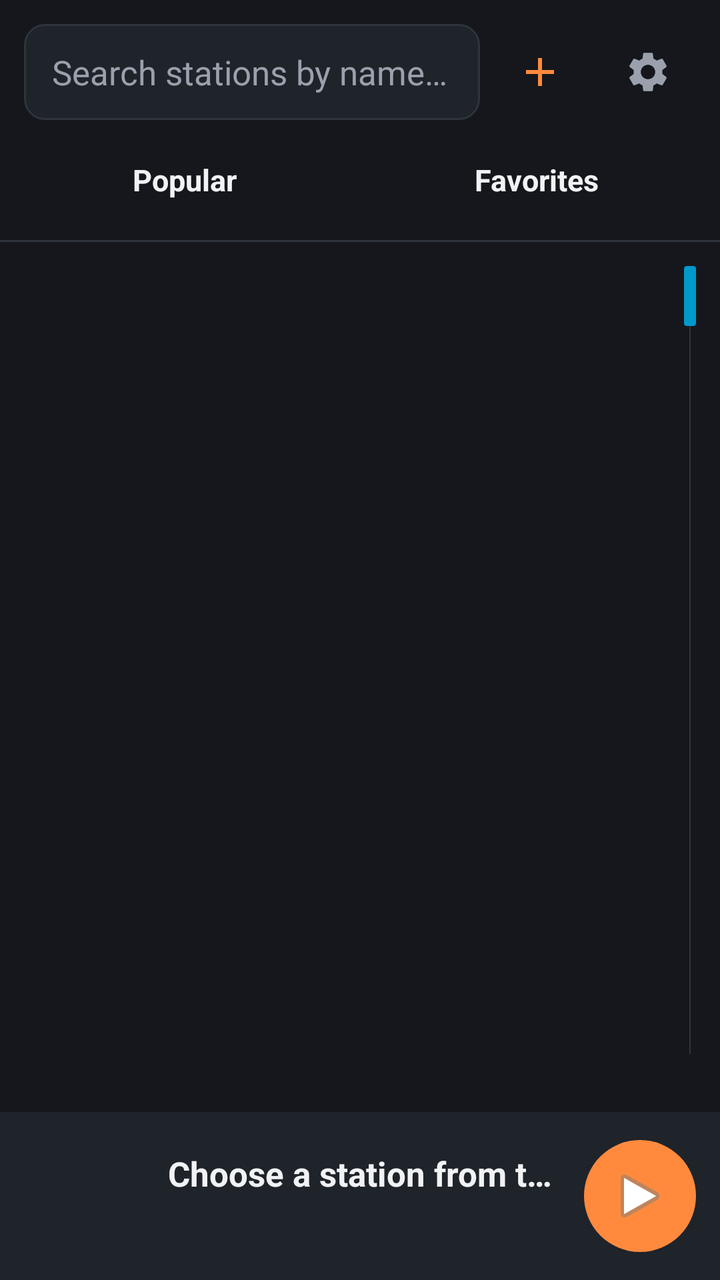
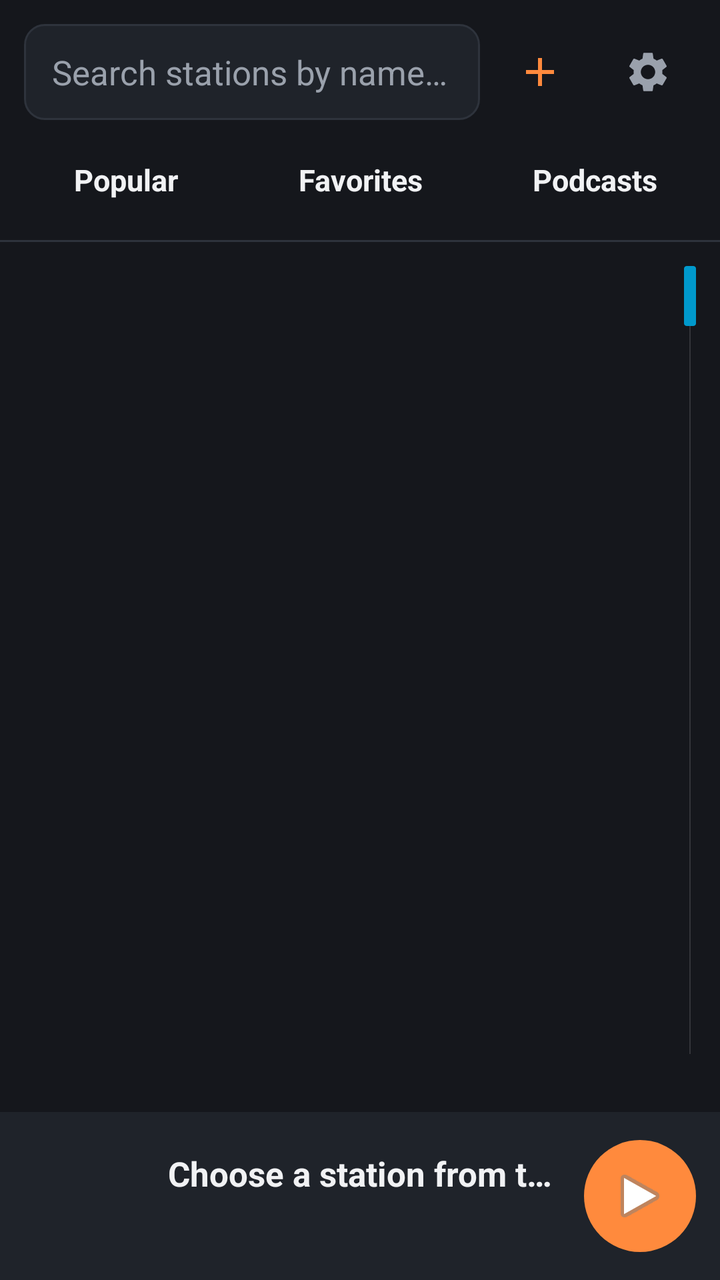

Two renders of the same Android screen: before a commit and after it. Below are the layout's source before the change and the commit's diff.
<!-- AndroidManifest.xml: application theme AppTheme -->
<!-- res/layout/activity_main.xml -->
<?xml version="1.0" encoding="utf-8"?>
<LinearLayout xmlns:android="http://schemas.android.com/apk/res/android"
    android:layout_width="match_parent"
    android:layout_height="match_parent"
    android:background="@color/bg"
    android:orientation="vertical">

    
    <LinearLayout
        android:layout_width="match_parent"
        android:layout_height="wrap_content"
        android:orientation="horizontal"
        android:gravity="center_vertical"
        android:paddingLeft="12dp"
        android:paddingRight="12dp"
        android:paddingTop="12dp">

        <EditText
            android:id="@+id/search"
            android:layout_width="0dp"
            android:layout_height="48dp"
            android:layout_weight="1"
            android:background="@drawable/search_bg"
            android:hint="@string/search_hint"
            android:imeOptions="actionSearch"
            android:inputType="text"
            android:maxLines="1"
            android:paddingLeft="14dp"
            android:paddingRight="14dp"
            android:textColor="@color/text"
            android:textColorHint="@color/text_dim"
            android:textSize="17sp" />

        <ImageButton
            android:id="@+id/clear"
            android:layout_width="48dp"
            android:layout_height="48dp"
            android:layout_marginLeft="6dp"
            android:background="@drawable/tab_bg"
            android:contentDescription="@string/clear"
            android:src="@android:drawable/ic_menu_close_clear_cancel"
            android:visibility="gone" />

        <ImageButton
            android:id="@+id/add_station"
            android:layout_width="48dp"
            android:layout_height="48dp"
            android:layout_marginLeft="6dp"
            android:background="@drawable/tab_bg"
            android:contentDescription="@string/add_station"
            android:src="@drawable/ic_add" />

        <ImageButton
            android:id="@+id/settings"
            android:layout_width="48dp"
            android:layout_height="48dp"
            android:layout_marginLeft="6dp"
            android:background="@drawable/tab_bg"
            android:contentDescription="@string/settings"
            android:src="@drawable/ic_settings" />
    </LinearLayout>

    
    <LinearLayout
        android:layout_width="match_parent"
        android:layout_height="wrap_content"
        android:orientation="horizontal"
        android:padding="8dp">

        <TextView
            android:id="@+id/tab_popular"
            style="@style/TabButton"
            android:layout_marginRight="4dp"
            android:text="@string/tab_popular" />

        <TextView
            android:id="@+id/tab_favorites"
            style="@style/TabButton"
            android:layout_marginLeft="4dp"
            android:text="@string/tab_favorites" />
    </LinearLayout>

    <View
        android:layout_width="match_parent"
        android:layout_height="1dp"
        android:background="@color/divider" />

    
    <FrameLayout
        android:layout_width="match_parent"
        android:layout_height="0dp"
        android:layout_weight="1">

        <ListView
            android:id="@+id/list"
            android:layout_width="match_parent"
            android:layout_height="match_parent"
            android:cacheColorHint="@android:color/transparent"
            android:choiceMode="singleChoice"
            android:divider="@color/divider"
            android:dividerHeight="1dp"
            android:fastScrollEnabled="true"
            android:listSelector="@android:color/transparent" />

        <LinearLayout
            android:id="@+id/empty_box"
            android:layout_width="match_parent"
            android:layout_height="match_parent"
            android:gravity="center"
            android:orientation="vertical"
            android:padding="32dp"
            android:visibility="gone">

            <ProgressBar
                android:id="@+id/progress"
                android:layout_width="40dp"
                android:layout_height="40dp"
                android:layout_marginBottom="12dp" />

            <TextView
                android:id="@+id/empty_text"
                android:layout_width="wrap_content"
                android:layout_height="wrap_content"
                android:gravity="center"
                android:textColor="@color/text_dim"
                android:textSize="16sp" />
        </LinearLayout>
    </FrameLayout>

    
    <ProgressBar
        android:id="@+id/buffer_progress"
        style="@android:style/Widget.Holo.ProgressBar.Horizontal"
        android:layout_width="match_parent"
        android:layout_height="4dp"
        android:minHeight="4dp"
        android:maxHeight="4dp"
        android:max="100"
        android:progressDrawable="@drawable/progress_accent"
        android:visibility="gone" />

    
    <LinearLayout
        android:id="@+id/player_bar"
        android:layout_width="match_parent"
        android:layout_height="84dp"
        android:background="@color/surface"
        android:gravity="center_vertical"
        android:orientation="horizontal"
        android:paddingLeft="12dp"
        android:paddingRight="12dp">

        <ImageView
            android:id="@+id/player_logo"
            android:layout_width="60dp"
            android:layout_height="60dp"
            android:scaleType="fitCenter" />

        <LinearLayout
            android:layout_width="0dp"
            android:layout_height="wrap_content"
            android:layout_weight="1"
            android:layout_marginLeft="12dp"
            android:layout_marginRight="12dp"
            android:orientation="vertical">

            <TextView
                android:id="@+id/player_name"
                android:layout_width="match_parent"
                android:layout_height="wrap_content"
                android:ellipsize="end"
                android:singleLine="true"
                android:text="@string/nothing_playing"
                android:textColor="@color/text"
                android:textSize="17sp"
                android:textStyle="bold" />

            <TextView
                android:id="@+id/player_info"
                android:layout_width="match_parent"
                android:layout_height="wrap_content"
                android:layout_marginTop="2dp"
                android:ellipsize="marquee"
                android:focusable="true"
                android:focusableInTouchMode="true"
                android:marqueeRepeatLimit="marquee_forever"
                android:singleLine="true"
                android:textColor="@color/accent"
                android:textSize="15sp" />
        </LinearLayout>

        <ImageButton
            android:id="@+id/player_btn"
            android:layout_width="56dp"
            android:layout_height="56dp"
            android:background="@drawable/round_btn"
            android:contentDescription="@string/play_stop"
            android:src="@android:drawable/ic_media_play" />
    </LinearLayout>
</LinearLayout>
<!-- resources referenced by this layout -->
<resources>
  <color name="accent">#FFFF8A3D</color>
  <color name="bg">#FF15171C</color>
  <color name="divider">#FF2E333C</color>
  <color name="surface">#FF1F232A</color>
  <color name="text">#FFF1F2F4</color>
  <color name="text_dim">#FF9AA1AC</color>
  <!-- drawable ic_add (drawable) -->
  <?xml version="1.0" encoding="utf-8"?>
  <vector xmlns:android="http://schemas.android.com/apk/res/android"
      android:width="24dp"
      android:height="24dp"
      android:viewportWidth="24"
      android:viewportHeight="24">
      <path android:fillColor="#FFFF8A3D"
          android:pathData="M19,13h-6v6h-2v-6H5v-2h6V5h2v6h6v2z" />
  </vector>
  <!-- drawable round_btn (drawable) -->
  <?xml version="1.0" encoding="utf-8"?>
  <selector xmlns:android="http://schemas.android.com/apk/res/android">
      <item android:state_pressed="true">
          <shape android:shape="oval"><solid android:color="#FFD96F2A" /></shape>
      </item>
      <item>
          <shape android:shape="oval"><solid android:color="@color/accent" /></shape>
      </item>
  </selector>
  <!-- drawable search_bg (drawable) -->
  <?xml version="1.0" encoding="utf-8"?>
  <shape xmlns:android="http://schemas.android.com/apk/res/android" android:shape="rectangle">
      <solid android:color="@color/surface" />
      <corners android:radius="10dp" />
      <stroke android:width="1dp" android:color="@color/divider" />
  </shape>
  <string name="add_station">Add station</string>
  <string name="clear">Clear</string>
  <string name="nothing_playing">Choose a station from the list</string>
  <string name="play_stop">Play / stop</string>
  <string name="search_hint">Search stations by name…</string>
  <string name="settings">Settings</string>
  <string name="tab_favorites">Favorites</string>
  <string name="tab_popular">Popular</string>
  <style name="AppTheme" parent="@android:style/Theme.Holo.NoActionBar">
          <item name="android:windowBackground">@color/bg</item>
          <item name="android:textColor">@color/text</item>
          <item name="android:colorBackground">@color/bg</item>
      </style>
  <color name="accent_dim">#33FF8A3D</color>
  <color name="surface_hi">#FF2A2F38</color>
  <!-- unchanged entries left out for length: 4 -->
</resources>

<!-- the commit's change to res/layout/activity_main.xml (unified diff, before → after) -->
@@ -1,12 +1,18 @@
 <?xml version="1.0" encoding="utf-8"?>
-<LinearLayout xmlns:android="http://schemas.android.com/apk/res/android"
+<FrameLayout xmlns:android="http://schemas.android.com/apk/res/android"
     android:layout_width="match_parent"
     android:layout_height="match_parent"
-    android:background="@color/bg"
+    android:background="@color/bg">
+
+<LinearLayout
+    android:id="@+id/main_content"
+    android:layout_width="match_parent"
+    android:layout_height="match_parent"
     android:orientation="vertical">
 
     
     <LinearLayout
+        android:id="@+id/search_row"
         android:layout_width="match_parent"
         android:layout_height="wrap_content"
         android:orientation="horizontal"
@@ -62,6 +68,69 @@
 
     
     <LinearLayout
+        android:id="@+id/podcast_row"
+        android:layout_width="match_parent"
+        android:layout_height="wrap_content"
+        android:gravity="center_vertical"
+        android:orientation="horizontal"
+        android:paddingLeft="4dp"
+        android:paddingRight="8dp"
+        android:paddingTop="12dp"
+        android:visibility="gone">
+
+        <ImageButton
+            android:id="@+id/podcast_back"
+            android:layout_width="48dp"
+            android:layout_height="48dp"
+            android:background="@drawable/tab_bg"
+            android:contentDescription="@string/back"
+            android:src="@drawable/ic_back" />
+
+        <ImageView
+            android:id="@+id/podcast_art"
+            android:layout_width="44dp"
+            android:layout_height="44dp"
+            android:layout_marginLeft="4dp"
+            android:scaleType="fitCenter" />
+
+        <LinearLayout
+            android:layout_width="0dp"
+            android:layout_height="wrap_content"
+            android:layout_marginLeft="10dp"
+            android:layout_weight="1"
+            android:orientation="vertical">
+
+            <TextView
+                android:id="@+id/podcast_title"
+                android:layout_width="match_parent"
+                android:layout_height="wrap_content"
+                android:ellipsize="end"
+                android:maxLines="2"
+                android:textColor="@color/text"
+                android:textSize="17sp"
+                android:textStyle="bold" />
+
+            <TextView
+                android:id="@+id/podcast_author"
+                android:layout_width="match_parent"
+                android:layout_height="wrap_content"
+                android:ellipsize="end"
+                android:singleLine="true"
+                android:textColor="@color/text_dim"
+                android:textSize="13sp" />
+        </LinearLayout>
+
+        <ImageButton
+            android:id="@+id/podcast_sub"
+            android:layout_width="52dp"
+            android:layout_height="52dp"
+            android:background="@android:color/transparent"
+            android:contentDescription="@string/subscribe"
+            android:src="@android:drawable/btn_star_big_off" />
+    </LinearLayout>
+
+    
+    <LinearLayout
         android:layout_width="match_parent"
         android:layout_height="wrap_content"
         android:orientation="horizontal"
@@ -77,7 +146,14 @@
             android:id="@+id/tab_favorites"
             style="@style/TabButton"
             android:layout_marginLeft="4dp"
+            android:layout_marginRight="4dp"
             android:text="@string/tab_favorites" />
+
+        <TextView
+            android:id="@+id/tab_podcasts"
+            style="@style/TabButton"
+            android:layout_marginLeft="4dp"
+            android:text="@string/tab_podcasts" />
     </LinearLayout>
 
     <View
@@ -144,7 +220,8 @@
         android:id="@+id/player_bar"
         android:layout_width="match_parent"
         android:layout_height="84dp"
-        android:background="@color/surface"
+        android:background="@drawable/bar_bg"
+        android:clickable="true"
         android:gravity="center_vertical"
         android:orientation="horizontal"
         android:paddingLeft="12dp"
@@ -181,8 +258,6 @@
                 android:layout_height="wrap_content"
                 android:layout_marginTop="2dp"
                 android:ellipsize="marquee"
-                android:focusable="true"
-                android:focusableInTouchMode="true"
                 android:marqueeRepeatLimit="marquee_forever"
                 android:singleLine="true"
                 android:textColor="@color/accent"
@@ -198,3 +273,216 @@
             android:src="@android:drawable/ic_media_play" />
     </LinearLayout>
 </LinearLayout>
+
+    <include layout="@layout/player_full" />
+</FrameLayout>
+<!-- res/layout/player_full.xml (included above) -->
+<?xml version="1.0" encoding="utf-8"?>
+<FrameLayout xmlns:android="http://schemas.android.com/apk/res/android"
+    android:id="@+id/full_player"
+    android:layout_width="match_parent"
+    android:layout_height="match_parent"
+    android:background="@color/bg"
+    android:clickable="true"
+    android:visibility="gone">
+
+    <LinearLayout
+        android:layout_width="match_parent"
+        android:layout_height="match_parent"
+        android:orientation="vertical">
+
+        
+        <LinearLayout
+            android:layout_width="match_parent"
+            android:layout_height="56dp"
+            android:gravity="center_vertical"
+            android:orientation="horizontal">
+
+            <ImageButton
+                android:id="@+id/full_collapse"
+                android:layout_width="56dp"
+                android:layout_height="56dp"
+                android:background="@drawable/tab_bg"
+                android:contentDescription="@string/collapse"
+                android:src="@drawable/ic_collapse" />
+
+            <TextView
+                android:layout_width="0dp"
+                android:layout_height="wrap_content"
+                android:layout_weight="1"
+                android:gravity="center"
+                android:text="@string/now_playing"
+                android:textColor="@color/text_dim"
+                android:textSize="14sp" />
+
+            <ImageButton
+                android:id="@+id/full_star"
+                android:layout_width="56dp"
+                android:layout_height="56dp"
+                android:background="@android:color/transparent"
+                android:contentDescription="@string/favorite"
+                android:src="@android:drawable/btn_star_big_off" />
+        </LinearLayout>
+
+        <LinearLayout
+            android:id="@+id/full_body"
+            android:layout_width="match_parent"
+            android:layout_height="0dp"
+            android:layout_weight="1"
+            android:gravity="center"
+            android:orientation="vertical"
+            android:paddingBottom="24dp"
+            android:paddingLeft="24dp"
+            android:paddingRight="24dp">
+
+            <ImageView
+                android:id="@+id/full_logo"
+                android:layout_width="match_parent"
+                android:layout_height="0dp"
+                android:layout_weight="1"
+                android:scaleType="fitCenter" />
+
+            <LinearLayout
+                android:id="@+id/full_info"
+                android:layout_width="match_parent"
+                android:layout_height="wrap_content"
+                android:gravity="center"
+                android:orientation="vertical"
+                android:paddingTop="20dp">
+
+                <TextView
+                    android:id="@+id/full_name"
+                    android:layout_width="match_parent"
+                    android:layout_height="wrap_content"
+                    android:ellipsize="end"
+                    android:gravity="center"
+                    android:maxLines="3"
+                    android:textColor="@color/text"
+                    android:textSize="24sp"
+                    android:textStyle="bold" />
+
+                <TextView
+                    android:id="@+id/full_sub"
+                    android:layout_width="match_parent"
+                    android:layout_height="wrap_content"
+                    android:layout_marginTop="4dp"
+                    android:ellipsize="end"
+                    android:gravity="center"
+                    android:maxLines="2"
+                    android:textColor="@color/text_dim"
+                    android:textSize="15sp" />
+
+                <TextView
+                    android:id="@+id/full_status"
+                    android:layout_width="match_parent"
+                    android:layout_height="wrap_content"
+                    android:layout_marginTop="14dp"
+                    android:ellipsize="end"
+                    android:gravity="center"
+                    android:maxLines="4"
+                    android:minHeight="24dp"
+                    android:textColor="@color/accent"
+                    android:textSize="19sp" />
+
+                <ProgressBar
+                    android:id="@+id/full_buffer"
+                    style="@android:style/Widget.Holo.ProgressBar.Horizontal"
+                    android:layout_width="match_parent"
+                    android:layout_height="4dp"
+                    android:layout_marginTop="10dp"
+                    android:max="100"
+                    android:maxHeight="4dp"
+                    android:minHeight="4dp"
+                    android:progressDrawable="@drawable/progress_accent"
+                    android:visibility="invisible" />
+
+                
+                <LinearLayout
+                    android:id="@+id/full_seek_box"
+                    android:layout_width="match_parent"
+                    android:layout_height="wrap_content"
+                    android:layout_marginTop="8dp"
+                    android:orientation="vertical"
+                    android:visibility="gone">
+
+                    <SeekBar
+                        android:id="@+id/full_seek"
+                        android:layout_width="match_parent"
+                        android:layout_height="wrap_content"
+                        android:max="1000"
+                        android:maxHeight="6dp"
+                        android:minHeight="6dp"
+                        android:progressDrawable="@drawable/progress_accent" />
+
+                    <LinearLayout
+                        android:layout_width="match_parent"
+                        android:layout_height="wrap_content"
+                        android:orientation="horizontal"
+                        android:paddingLeft="16dp"
+                        android:paddingRight="16dp">
+
+                        <TextView
+                            android:id="@+id/full_pos"
+                            android:layout_width="wrap_content"
+                            android:layout_height="wrap_content"
+                            android:textColor="@color/text_dim"
+                            android:textSize="13sp" />
+
+                        <View
+                            android:layout_width="0dp"
+                            android:layout_height="1dp"
+                            android:layout_weight="1" />
+
+                        <TextView
+                            android:id="@+id/full_dur"
+                            android:layout_width="wrap_content"
+                            android:layout_height="wrap_content"
+                            android:textColor="@color/text_dim"
+                            android:textSize="13sp" />
+                    </LinearLayout>
+                </LinearLayout>
+
+                
+                <LinearLayout
+                    android:layout_width="wrap_content"
+                    android:layout_height="wrap_content"
+                    android:layout_marginTop="16dp"
+                    android:gravity="center"
+                    android:orientation="horizontal">
+
+                    <Button
+                        android:id="@+id/full_back"
+                        android:layout_width="72dp"
+                        android:layout_height="56dp"
+                        android:layout_marginRight="24dp"
+                        android:background="@drawable/tab_bg"
+                        android:contentDescription="@string/rewind"
+                        android:text="−15"
+                        android:textColor="@color/text"
+                        android:textSize="18sp"
+                        android:textStyle="bold" />
+
+                    <ImageButton
+                        android:id="@+id/full_play"
+                        android:layout_width="84dp"
+                        android:layout_height="84dp"
+                        android:background="@drawable/round_btn"
+                        android:contentDescription="@string/play_stop"
+                        android:src="@android:drawable/ic_media_play" />
+
+                    <Button
+                        android:id="@+id/full_fwd"
+                        android:layout_width="72dp"
+                        android:layout_height="56dp"
+                        android:layout_marginLeft="24dp"
+                        android:background="@drawable/tab_bg"
+                        android:contentDescription="@string/forward"
+                        android:text="+30"
+                        android:textColor="@color/text"
+                        android:textSize="18sp"
+                        android:textStyle="bold" />
+                </LinearLayout>
+            </LinearLayout>
+        </LinearLayout>
+    </LinearLayout>
+</FrameLayout>
<!-- resource entries referenced after the edit -->
@@ -6,6 +6,12 @@
   <color name="surface">#FF1F232A</color>
   <color name="text">#FFF1F2F4</color>
   <color name="text_dim">#FF9AA1AC</color>
+  <!-- drawable bar_bg (drawable) -->
+  <?xml version="1.0" encoding="utf-8"?>
+  <selector xmlns:android="http://schemas.android.com/apk/res/android">
+      <item android:state_pressed="true"><color android:color="@color/surface_hi" /></item>
+      <item><color android:color="@color/surface" /></item>
+  </selector>
   <!-- drawable ic_add (drawable) -->
   <?xml version="1.0" encoding="utf-8"?>
   <vector xmlns:android="http://schemas.android.com/apk/res/android"
@@ -15,6 +21,26 @@
       android:viewportHeight="24">
       <path android:fillColor="#FFFF8A3D"
           android:pathData="M19,13h-6v6h-2v-6H5v-2h6V5h2v6h6v2z" />
+  </vector>
+  <!-- drawable ic_back (drawable) -->
+  <?xml version="1.0" encoding="utf-8"?>
+  <vector xmlns:android="http://schemas.android.com/apk/res/android"
+      android:width="24dp"
+      android:height="24dp"
+      android:viewportWidth="24"
+      android:viewportHeight="24">
+      <path android:fillColor="#FFF1F2F4"
+          android:pathData="M20,11H7.83l5.59,-5.59L12,4l-8,8 8,8 1.41,-1.41L7.83,13H20v-2z" />
+  </vector>
+  <!-- drawable ic_collapse (drawable) -->
+  <?xml version="1.0" encoding="utf-8"?>
+  <vector xmlns:android="http://schemas.android.com/apk/res/android"
+      android:width="28dp"
+      android:height="28dp"
+      android:viewportWidth="24"
+      android:viewportHeight="24">
+      <path android:fillColor="#FFF1F2F4"
+          android:pathData="M7.41,8.59L12,13.17l4.59,-4.58L18,10l-6,6 -6,-6 1.41,-1.41z" />
   </vector>
   <!-- drawable round_btn (drawable) -->
   <?xml version="1.0" encoding="utf-8"?>
@@ -34,12 +60,20 @@
       <stroke android:width="1dp" android:color="@color/divider" />
   </shape>
   <string name="add_station">Add station</string>
+  <string name="back">Back</string>
   <string name="clear">Clear</string>
+  <string name="collapse">Collapse</string>
+  <string name="favorite">Favorite</string>
+  <string name="forward">Forward 30 seconds</string>
   <string name="nothing_playing">Choose a station from the list</string>
+  <string name="now_playing">Now playing</string>
   <string name="play_stop">Play / stop</string>
+  <string name="rewind">Back 15 seconds</string>
   <string name="search_hint">Search stations by name…</string>
   <string name="settings">Settings</string>
+  <string name="subscribe">Subscribe</string>
   <string name="tab_favorites">Favorites</string>
+  <string name="tab_podcasts">Podcasts</string>
   <string name="tab_popular">Popular</string>
   <style name="AppTheme" parent="@android:style/Theme.Holo.NoActionBar">
           <item name="android:windowBackground">@color/bg</item>
